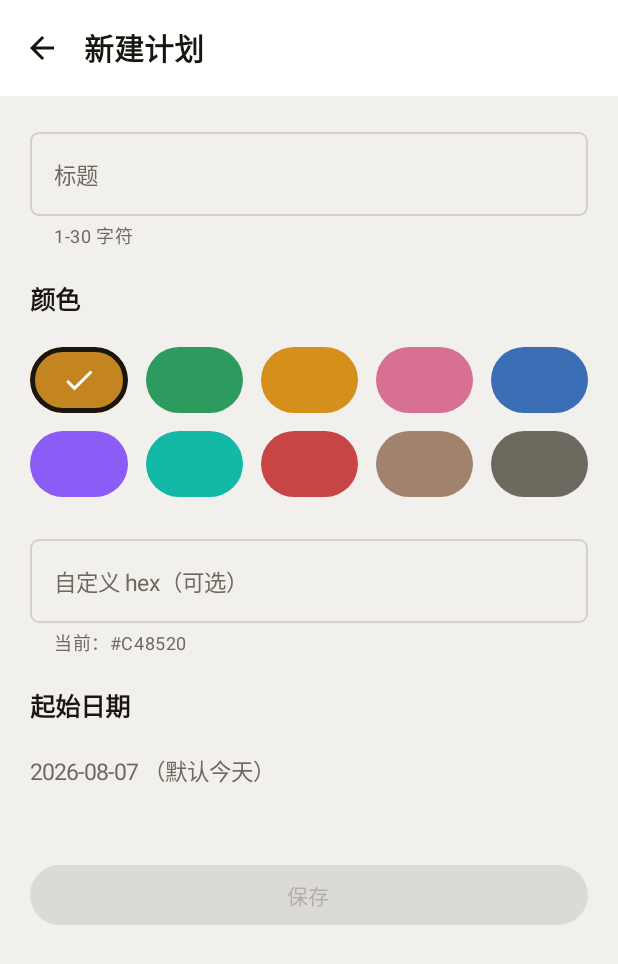
After one commit to uwakeme/wake-plan, an Android app built with Jetpack Compose: the CreatePlanScreen screen opened through its navigation route, on a phone screen of 412 x 824 dp. The commit adds this screen. Shown: the top 964 px of the screen. Run offline under Robolectric (Android 15) with nearby library versions, the phone set to English and light mode, and no system bars; our stand-ins replace Dagger/Hilt's generated code.

Commit message:
feat(ui): CreatePlanScreen + PlanColorPresets + 导航 plans/create
PlanColorPresets：10 预设色（晨光金/薄荷绿/暖阳橙/樱粉/海蓝/紫罗兰/翡翠青/玫瑰红/砂棕/烟灰）

CreatePlanViewModel：

- title/colorHex/startDate 三 StateFlow，isValid 派生（1-30 字符）

- savedEvent Channel（不是 SharedFlow，避免重放）

- save() 调 PlanRepository.create() 后发 savedEvent

CreatePlanScreen：

- TopAppBar 含返回 + 标题

- 标题输入框 + 字符计数 + 超过 30 字 isError

- 10 色 LazyVerticalGrid（5 列），选中加边框 + ✓ icon

- hex 自定义输入（正则 #RRGGBB 校验，输入合法时更新）

- 起始日期展示（Phase 1.3 升级 DatePicker dialog）

- 保存按钮 enabled = isValid

AppNavHost 扩展：

- 顶级 tab 路由时显示 BottomBar；子路由隐藏

- plans → plans/create 路由（CreatePlanScreen）

- 集中 Route 常量对象，便于 Phase 1.3 加 plans/{planId}

```diff
--- a/app/src/main/java/com/wakeplan/app/ui/nav/AppNavHost.kt
+++ b/app/src/main/java/com/wakeplan/app/ui/nav/AppNavHost.kt
@@ -13,17 +13,25 @@ import androidx.compose.ui.Modifier
 import androidx.compose.ui.res.stringResource
 import androidx.navigation.NavDestination.Companion.hierarchy
 import androidx.navigation.NavGraph.Companion.findStartDestination
+import androidx.navigation.NavHostController
 import androidx.navigation.compose.NavHost
 import androidx.navigation.compose.composable
 import androidx.navigation.compose.currentBackStackEntryAsState
 import androidx.navigation.compose.rememberNavController
+import com.wakeplan.app.ui.plan.CreatePlanScreen
 import com.wakeplan.app.ui.plan.PlanListScreen
 import com.wakeplan.app.ui.settings.SettingsScreen
 import com.wakeplan.app.ui.today.TodayScreen
 
 /**
  * 根导航 — Scaffold 内嵌 BottomBar + NavHost
- * Phase 0 只有 3 个 tab；Phase 1+ 加计划详情 / 任务编辑 / 模板库
+ *
+ * 路由表：
+ *   today                → TodayScreen（Phase 0 占位，Phase 2 接入当前时刻聚合）
+ *   plans                → PlanListScreen
+ *   plans/create         → CreatePlanScreen
+ *   plans/{planId}       → PlanDetailScreen（Phase 1.3 接入）
+ *   settings             → SettingsScreen（Phase 0 占位）
  */
 @Composable
 fun AppNavHost() {
@@ -33,6 +41,8 @@ fun AppNavHost() {
 
     Scaffold(
         bottomBar = {
+            // 仅在顶级 tab 路由显示 BottomBar；进入 plans/create 等子路由时隐藏
+            if (currentRoute in TOP_LEVEL_ROUTES) {
                 NavigationBar {
                     BottomTab.entries.forEach { tab ->
                         val selected = backStackEntry?.destination?.hierarchy
@@ -56,28 +66,50 @@ fun AppNavHost() {
                     }
                 }
             }
+        }
     ) { innerPadding ->
         AppNavGraph(
             navController = navController,
             innerPadding = innerPadding,
-            modifier = Modifier,
         )
     }
 }
 
+private val TOP_LEVEL_ROUTES: Set<String> = BottomTab.entries.map { it.route }.toSet()
+
 @Composable
 private fun AppNavGraph(
-    navController: androidx.navigation.NavHostController,
+    navController: NavHostController,
     innerPadding: PaddingValues,
-    modifier: Modifier,
 ) {
     NavHost(
         navController = navController,
         startDestination = BottomTab.Today.route,
-        modifier = modifier.padding(innerPadding),
+        modifier = Modifier.padding(innerPadding),
     ) {
+        // Top-level tabs
         composable(BottomTab.Today.route) { TodayScreen() }
-        composable(BottomTab.Plans.route) { PlanListScreen() }
+        composable(BottomTab.Plans.route) {
+            PlanListScreen(
+                onCreatePlan = { navController.navigate(Route.PlanCreate) },
+                onPlanClick = { /* Phase 1.3 接入 PlanDetail */ },
+            )
+        }
         composable(BottomTab.Settings.route) { SettingsScreen() }
+
+        // 子路由
+        composable(Route.PlanCreate) {
+            CreatePlanScreen(
+                onBack = { navController.popBackStack() },
+                onSaved = { navController.popBackStack() },
+            )
         }
     }
+}
+
+/** 集中管理所有路由常量 */
+object Route {
+    const val PlanCreate = "plans/create"
+
+    fun planDetail(planId: String) = "plans/$planId"
+}
--- /dev/null
+++ b/app/src/main/java/com/wakeplan/app/ui/plan/CreatePlanScreen.kt
@@ -0,0 +1,237 @@
+package com.wakeplan.app.ui.plan
+
+import androidx.compose.foundation.background
+import androidx.compose.foundation.border
+import androidx.compose.foundation.clickable
+import androidx.compose.foundation.layout.Arrangement
+import androidx.compose.foundation.layout.Box
+import androidx.compose.foundation.layout.Column
+import androidx.compose.foundation.layout.PaddingValues
+import androidx.compose.foundation.layout.Row
+import androidx.compose.foundation.layout.Spacer
+import androidx.compose.foundation.layout.fillMaxSize
+import androidx.compose.foundation.layout.fillMaxWidth
+import androidx.compose.foundation.layout.height
+import androidx.compose.foundation.layout.padding
+import androidx.compose.foundation.layout.size
+import androidx.compose.foundation.lazy.grid.GridCells
+import androidx.compose.foundation.lazy.grid.LazyVerticalGrid
+import androidx.compose.foundation.lazy.grid.items
+import androidx.compose.foundation.shape.CircleShape
+import androidx.compose.foundation.shape.RoundedCornerShape
+import androidx.compose.material.icons.Icons
+import androidx.compose.material.icons.automirrored.outlined.ArrowBack
+import androidx.compose.material.icons.outlined.Check
+import androidx.compose.material3.Button
+import androidx.compose.material3.ExperimentalMaterial3Api
+import androidx.compose.material3.Icon
+import androidx.compose.material3.IconButton
+import androidx.compose.material3.MaterialTheme
+import androidx.compose.material3.OutlinedTextField
+import androidx.compose.material3.Scaffold
+import androidx.compose.material3.Text
+import androidx.compose.material3.TopAppBar
+import androidx.compose.runtime.Composable
+import androidx.compose.runtime.LaunchedEffect
+import androidx.compose.runtime.getValue
+import androidx.compose.runtime.mutableStateOf
+import androidx.compose.runtime.remember
+import androidx.compose.runtime.setValue
+import androidx.compose.ui.Alignment
+import androidx.compose.ui.Modifier
+import androidx.compose.ui.draw.clip
+import androidx.compose.ui.graphics.Color
+import androidx.compose.ui.text.input.KeyboardType
+import androidx.compose.ui.text.font.FontWeight
+import androidx.compose.ui.text.input.ImeAction
+import androidx.compose.ui.unit.dp
+import androidx.hilt.navigation.compose.hiltViewModel
+import androidx.lifecycle.compose.collectAsStateWithLifecycle
+import androidx.compose.foundation.text.KeyboardOptions
+
+/**
+ * 新建计划屏
+ * 5.3 决策：标题 1-30 字符，10 色预设 + hex 自定义，起始日期默认今天
+ */
+@OptIn(ExperimentalMaterial3Api::class)
+@Composable
+fun CreatePlanScreen(
+    onBack: () -> Unit,
+    onSaved: () -> Unit,
+    viewModel: CreatePlanViewModel = hiltViewModel(),
+) {
+    val title by viewModel.title.collectAsStateWithLifecycle()
+    val colorHex by viewModel.colorHex.collectAsStateWithLifecycle()
+    val startDate by viewModel.startDate.collectAsStateWithLifecycle()
+    val isValid by viewModel.isValid.collectAsStateWithLifecycle()
+
+    LaunchedEffect(Unit) {
+        viewModel.savedEvent.collect { onSaved() }
+    }
+
+    Scaffold(
+        topBar = {
+            TopAppBar(
+                title = { Text("新建计划") },
+                navigationIcon = {
+                    IconButton(onClick = onBack) {
+                        Icon(Icons.AutoMirrored.Outlined.ArrowBack, contentDescription = "返回")
+                    }
+                },
+            )
+        },
+    ) { padding ->
+        Column(
+            modifier = Modifier
+                .fillMaxSize()
+                .padding(padding)
+                .padding(horizontal = 20.dp, vertical = 16.dp),
+            verticalArrangement = Arrangement.spacedBy(20.dp),
+        ) {
+            TitleField(
+                value = title,
+                onChange = viewModel::setTitle,
+            )
+
+            SectionLabel("颜色")
+            ColorPresetGrid(
+                selected = colorHex,
+                onSelect = viewModel::setColorHex,
+            )
+            HexCustomField(
+                selectedHex = colorHex,
+                onValidHex = viewModel::setColorHex,
+            )
+
+            SectionLabel("起始日期")
+            Text(
+                text = "$startDate （默认今天）",
+                style = MaterialTheme.typography.bodyLarge,
+                color = MaterialTheme.colorScheme.onSurfaceVariant,
+            )
+            // Phase 1.3 升级为 DatePicker dialog
+
+            Spacer(Modifier.height(8.dp))
+            Button(
+                onClick = viewModel::save,
+                enabled = isValid,
+                modifier = Modifier.fillMaxWidth(),
+            ) {
+                Text("保存")
+            }
+        }
+    }
+}
+
+@Composable
+private fun TitleField(value: String, onChange: (String) -> Unit) {
+    OutlinedTextField(
+        value = value,
+        onValueChange = onChange,
+        label = { Text("标题") },
+        placeholder = { Text("例如：健身 / 学习 / 副业") },
+        singleLine = true,
+        isError = value.isNotEmpty() && value.length > CreatePlanViewModel.MAX_TITLE_LENGTH,
+        supportingText = {
+            when {
+                value.isEmpty() -> Text("1-${CreatePlanViewModel.MAX_TITLE_LENGTH} 字符")
+                value.length > CreatePlanViewModel.MAX_TITLE_LENGTH ->
+                    Text("标题不能超过 ${CreatePlanViewModel.MAX_TITLE_LENGTH} 字")
+                else -> Text("${value.length} / ${CreatePlanViewModel.MAX_TITLE_LENGTH}")
+            }
+        },
+        keyboardOptions = KeyboardOptions(imeAction = ImeAction.Next),
+        modifier = Modifier.fillMaxWidth(),
+    )
+}
+
+@Composable
+private fun SectionLabel(text: String) {
+    Text(
+        text = text,
+        style = MaterialTheme.typography.titleMedium,
+        fontWeight = FontWeight.SemiBold,
+        color = MaterialTheme.colorScheme.onSurface,
+    )
+}
+
+@Composable
+private fun ColorPresetGrid(
+    selected: String,
+    onSelect: (String) -> Unit,
+    modifier: Modifier = Modifier,
+) {
+    LazyVerticalGrid(
+        columns = GridCells.Fixed(5),
+        modifier = modifier
+            .fillMaxWidth()
+            .height(100.dp),
+        horizontalArrangement = Arrangement.spacedBy(12.dp),
+        verticalArrangement = Arrangement.spacedBy(12.dp),
+    ) {
+        items(PlanColorPresets.PRESETS) { hex ->
+            ColorSwatch(
+                hex = hex,
+                selected = hex.equals(selected, ignoreCase = true),
+                onClick = { onSelect(hex) },
+            )
+        }
+    }
+}
+
+@Composable
+private fun ColorSwatch(
+    hex: String,
+    selected: Boolean,
+    onClick: () -> Unit,
+    modifier: Modifier = Modifier,
+) {
+    val swatchColor = Color(android.graphics.Color.parseColor(hex))
+    Box(
+        modifier = modifier
+            .size(44.dp)
+            .clip(CircleShape)
+            .background(swatchColor)
+            .then(
+                if (selected) Modifier.border(
+                    width = 3.dp,
+                    color = MaterialTheme.colorScheme.onSurface,
+                    shape = CircleShape,
+                ) else Modifier
+            )
+            .clickable(onClick = onClick),
+        contentAlignment = Alignment.Center,
+    ) {
+        if (selected) {
+            Icon(
+                Icons.Outlined.Check,
+                contentDescription = "已选",
+                tint = Color.White,
+            )
+        }
+    }
+}
+
+@Composable
+private fun HexCustomField(
+    selectedHex: String,
+    onValidHex: (String) -> Unit,
+) {
+    var input by remember { mutableStateOf("") }
+
+    OutlinedTextField(
+        value = input,
+        onValueChange = {
+            input = it
+            if (PlanColorPresets.isValidHex(it)) onValidHex(it)
+        },
+        label = { Text("自定义 hex（可选）") },
+        placeholder = { Text("#RRGGBB，例如 #FF5733") },
+        singleLine = true,
+        supportingText = {
+            Text("当前：${selectedHex.uppercase()}")
+        },
+        keyboardOptions = KeyboardOptions(keyboardType = KeyboardType.Ascii),
+        modifier = Modifier.fillMaxWidth(),
+    )
+}
--- /dev/null
+++ b/app/src/main/java/com/wakeplan/app/ui/plan/CreatePlanViewModel.kt
@@ -0,0 +1,82 @@
+package com.wakeplan.app.ui.plan
+
+import androidx.lifecycle.ViewModel
+import androidx.lifecycle.viewModelScope
+import com.wakeplan.app.domain.repository.PlanRepository
+import dagger.hilt.android.lifecycle.HiltViewModel
+import kotlinx.coroutines.channels.Channel
+import kotlinx.coroutines.flow.MutableStateFlow
+import kotlinx.coroutines.flow.SharingStarted
+import kotlinx.coroutines.flow.StateFlow
+import kotlinx.coroutines.flow.asStateFlow
+import kotlinx.coroutines.flow.map
+import kotlinx.coroutines.flow.receiveAsFlow
+import kotlinx.coroutines.flow.stateIn
+import kotlinx.coroutines.launch
+import java.time.LocalDate
+import javax.inject.Inject
+
+/**
+ * 新建计划 ViewModel
+ * - 表单状态：title / colorHex / startDate
+ * - 派生：isValid（标题 1-30 字）
+ * - savedEvent：保存成功事件，UI 收到后 popBackStack
+ */
+@HiltViewModel
+class CreatePlanViewModel @Inject constructor(
+    private val planRepository: PlanRepository,
+) : ViewModel() {
+
+    private val _title = MutableStateFlow("")
+    val title: StateFlow<String> = _title.asStateFlow()
+
+    private val _colorHex = MutableStateFlow(PlanColorPresets.DEFAULT)
+    val colorHex: StateFlow<String> = _colorHex.asStateFlow()
+
+    private val _startDate = MutableStateFlow(LocalDate.now())
+    val startDate: StateFlow<LocalDate> = _startDate.asStateFlow()
+
+    val isValid: StateFlow<Boolean> = _title
+        .map { it.isNotBlank() && it.length <= MAX_TITLE_LENGTH }
+        .stateIn(
+            scope = viewModelScope,
+            started = SharingStarted.WhileSubscribed(5_000),
+            initialValue = false,
+        )
+
+    // 单次事件用 Channel，比 SharedFlow 防止重放更稳
+    private val _savedEvent = Channel<Unit>(Channel.BUFFERED)
+    val savedEvent = _savedEvent.receiveAsFlow()
+
+    fun setTitle(value: String) {
+        _title.value = value.take(MAX_TITLE_LENGTH + 5) // 允许超长输入以便 isError 显示
+    }
+
+    fun setColorHex(hex: String) {
+        if (PlanColorPresets.isValidHex(hex)) {
+            _colorHex.value = hex.uppercase()
+        }
+    }
+
+    fun setStartDate(date: LocalDate) {
+        _startDate.value = date
+    }
+
+    fun save() {
+        val currentTitle = _title.value.trim()
+        if (currentTitle.isEmpty() || currentTitle.length > MAX_TITLE_LENGTH) return
+
+        viewModelScope.launch {
+            planRepository.create(
+                title = currentTitle,
+                colorHex = _colorHex.value,
+                startDate = _startDate.value,
+            )
+            _savedEvent.send(Unit)
+        }
+    }
+
+    companion object {
+        const val MAX_TITLE_LENGTH = 30
+    }
+}
--- /dev/null
+++ b/app/src/main/java/com/wakeplan/app/ui/plan/PlanColorPresets.kt
@@ -0,0 +1,29 @@
+package com.wakeplan.app.ui.plan
+
+/**
+ * 计划颜色预设 — 5.3 决策：10 预设 + 自定义 hex
+ * 选色与 design/colors_and_type.css 令牌呼应 + 暖冷中性各 2-3 个
+ */
+object PlanColorPresets {
+
+    val PRESETS: List<String> = listOf(
+        "#C48520", // 1. 晨光金 (brand primary)
+        "#2E9B5E", // 2. 薄荷绿 (success)
+        "#D4901A", // 3. 暖阳橙 (warning)
+        "#D87093", // 4. 樱粉
+        "#3B6FB5", // 5. 海蓝 (info)
+        "#8B5CF6", // 6. 紫罗兰
+        "#14B8A6", // 7. 翡翠青
+        "#C84545", // 8. 玫瑰红 (error)
+        "#A0826D", // 9. 砂棕
+        "#6E695E", // 10. 烟灰 (text secondary)
+    )
+
+    /** 默认色：晨光金 */
+    val DEFAULT: String = PRESETS.first()
+
+    /** hex 格式校验：`#RRGGBB` */
+    private val HEX_PATTERN = Regex("^#[0-9A-Fa-f]{6}$")
+
+    fun isValidHex(hex: String): Boolean = HEX_PATTERN.matches(hex)
+}
```
Lines whose indentation alone changed are shown as unchanged.
